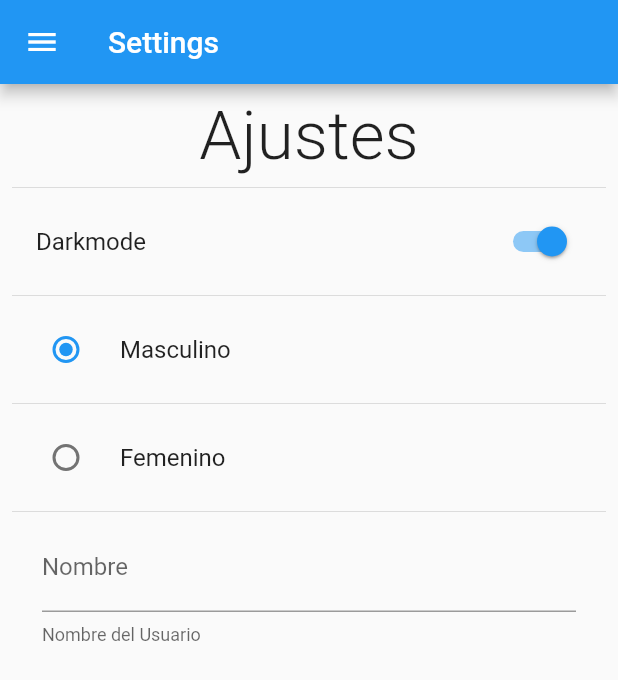
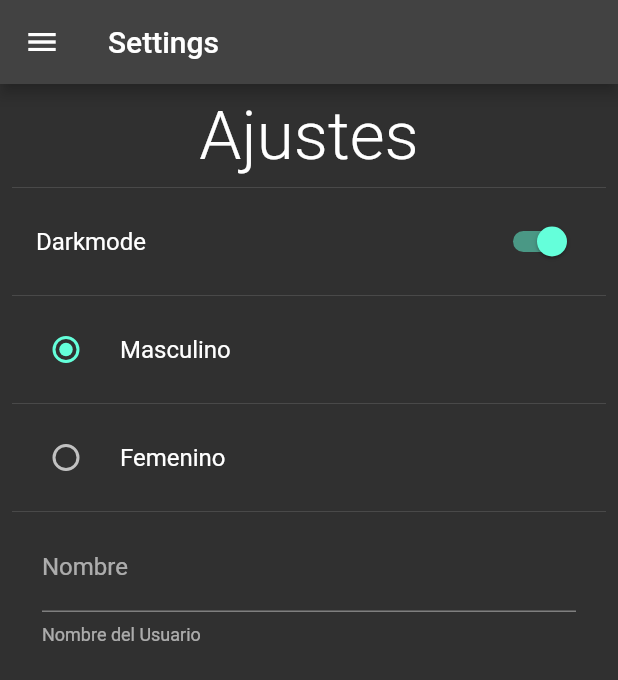
Before and after one commit to MatiasSalomon01/Flutter_UserPreference, a Flutter app: the SettingScreen screen opened by its route, after a tap on "Darkmode", on a phone screen of 412 x 824 dp. Shown: the top 680 px of the screen. Run offline on Flutter 3.47's test engine with Material 2 defaults, Android fonts, the phone set to English and light mode, and no system bars; our stand-ins replace shared_preferences; accounts and stored records are empty.

Commit message:
Cambiar el tema de forma dinámica

```diff
--- /dev/null
+++ b/lib/providers/theme_provider.dart
@@ -0,0 +1,20 @@
+import 'package:flutter/material.dart';
+
+class ThemeProvider extends ChangeNotifier{
+  ThemeData currentTheme;
+
+  ThemeProvider({
+    required bool isDarkMode
+  }): currentTheme = isDarkMode ? ThemeData.dark() : ThemeData.light();
+
+  setLightMode(){
+    currentTheme = ThemeData.light();
+    notifyListeners();
+  }
+
+  setDarkMode(){
+    currentTheme = ThemeData.dark();
+    notifyListeners();
+  }
+
+}
--- a/lib/screens/home_screen.dart
+++ b/lib/screens/home_screen.dart
@@ -18,9 +18,9 @@ class HomeScreen extends StatelessWidget {
         mainAxisAlignment: MainAxisAlignment.center,
         children: [
           Text('Darkmode: ${Preferences.isDarkMode}'),
-          Divider(),
+          const Divider(),
           Text('Genero: ${Preferences.gender}'),
-          Divider(),
+          const Divider(),
           Text('Nombre de Usuario: ${Preferences.name}')
         ],
       ),
--- a/lib/screens/settings_screen.dart
+++ b/lib/screens/settings_screen.dart
@@ -1,6 +1,8 @@
 import 'package:flutter/material.dart';
 import 'package:preferences_app/preferences/preferences.dart';
+import 'package:preferences_app/providers/theme_provider.dart';
 import 'package:preferences_app/widgets/widgets.dart';
+import 'package:provider/provider.dart';
 
 class SettingScreen extends StatefulWidget {
   static const String routerName = 'settings';
@@ -36,6 +38,8 @@ class _SettingScreenState extends State<SettingScreen> {
                   title: const Text('Darkmode'),
                   onChanged: (value) {
                     Preferences.isDarkMode = value;
+                    final themeProvider = Provider.of<ThemeProvider>(context, listen: false);
+                    value ? themeProvider.setDarkMode() : themeProvider.setLightMode();
                     setState(() {});
                   },
                 ),
--- a/pubspec.yaml
+++ b/pubspec.yaml
@@ -36,6 +36,7 @@ dependencies:
   # Use with the CupertinoIcons class for iOS style icons.
   cupertino_icons: ^1.0.2
   shared_preferences: ^2.0.18
+  provider: ^6.0.5
 
 dev_dependencies:
   flutter_test:
```
Also changed, not shown: lib/main.dart (+11 -1 lines), pubspec.lock.
